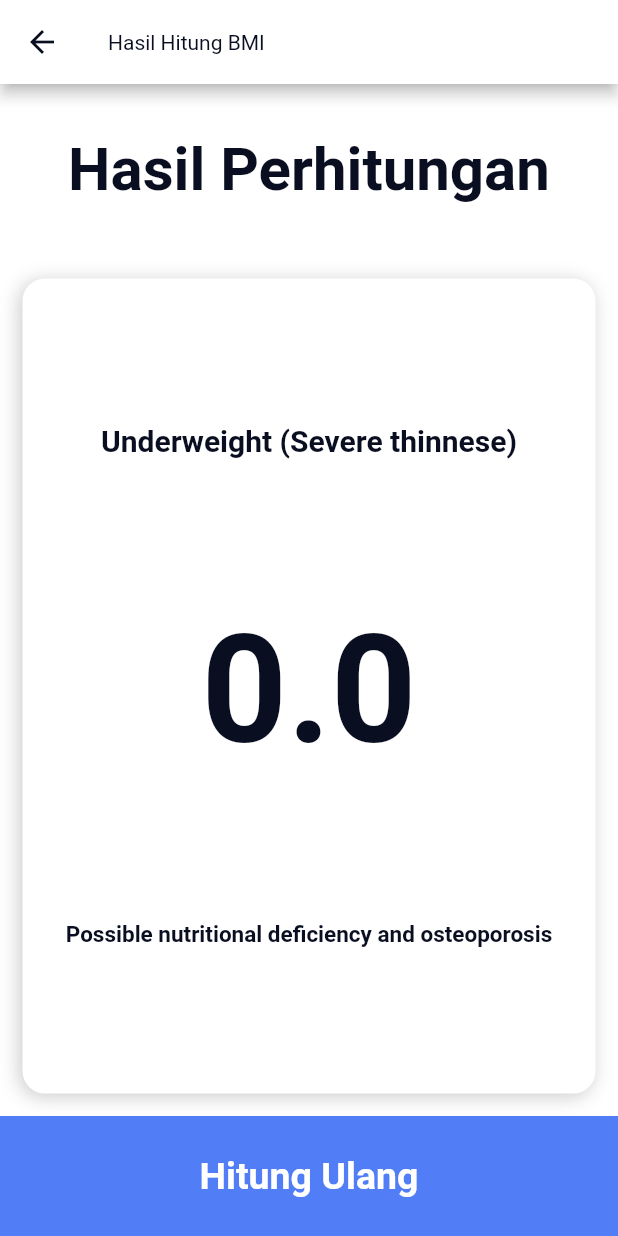
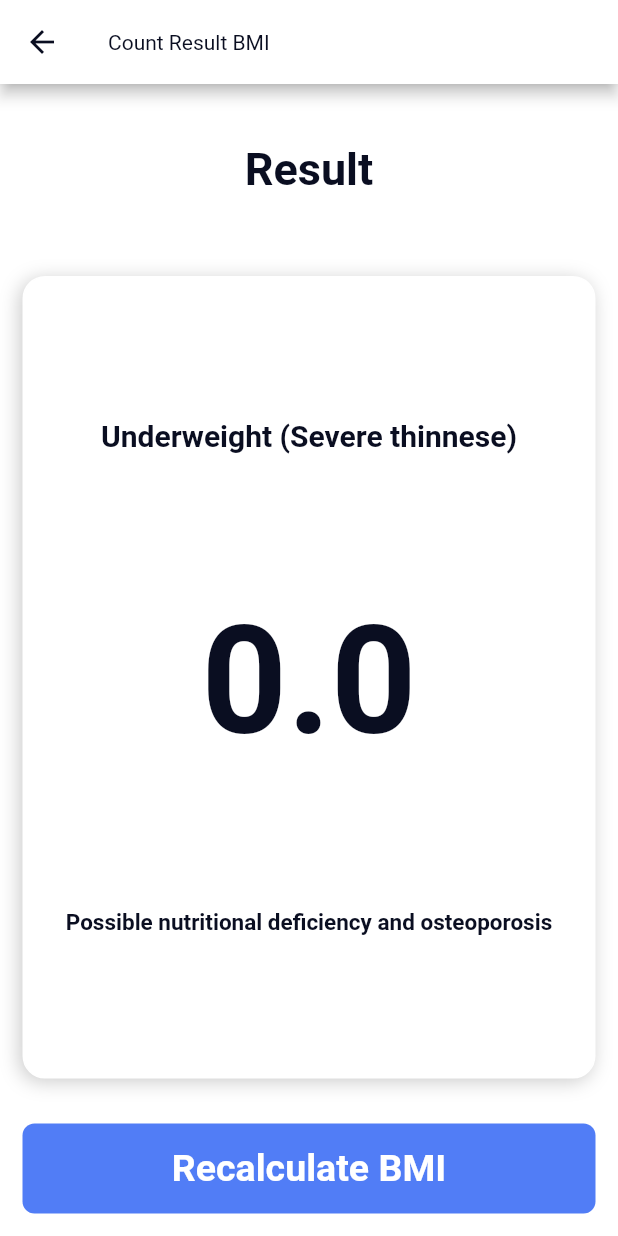
Before and after one commit to hadziqmtqn/bmi, a Flutter app: the BmiResultScreen screen opened directly with empty values, on a phone screen of 412 x 824 dp. Run offline on Flutter 3.47's test engine with Material 2 defaults, Android fonts, the phone set to English and light mode, and no system bars.

Commit message:
change title text

```diff
--- a/lib/views/bmi_data_screen.dart
+++ b/lib/views/bmi_data_screen.dart
@@ -1,3 +1,5 @@
+import 'dart:ui';
+
 import 'package:bmi/constants/constant.dart';
 import 'package:bmi/helpers/bmi_calculator.dart';
 import 'package:bmi/views/bmi_result_screen.dart';
@@ -64,14 +66,14 @@ class _BmiDataScreenState extends State<BmiDataScreen> {
         },
         child: Container(
           height: 60,
-          margin: EdgeInsets.all(15),
+          margin: const EdgeInsets.all(15),
           decoration: BoxDecoration(
             borderRadius: BorderRadius.circular(8),
             color: const Color(0xff517DF6), // warna button footer
           ),
           child: const Center(
               child: Text(
-            "Hitung BMI",
+            "Calculate",
             style: TextStyle(
                 fontSize: 18, fontWeight: FontWeight.bold, color: Colors.white),
           )),
--- a/lib/views/bmi_result_screen.dart
+++ b/lib/views/bmi_result_screen.dart
@@ -70,16 +70,16 @@ class BmiResultScreen extends StatelessWidget {
     return Scaffold(
       // backgroundColor: Color.fromARGB(255, 255, 255, 255),
       appBar: AppBar(
-        title: const Text("Hasil Hitung BMI"),
+        title: const Text("Count Result BMI"),
       ),
       body: Column(children: [
         Expanded(
           child: Container(
             child: const Center(
               child: Text(
-                "Hasil Perhitungan",
+                "Result",
                 style: TextStyle(
-                    fontSize: 40,
+                    fontSize: 30,
                     fontWeight: FontWeight.bold,
                     color: primaryColor),
               ),
@@ -127,11 +127,15 @@ class BmiResultScreen extends StatelessWidget {
             Navigator.pop(context);
           },
           child: Container(
-            height: 80,
-            color: const Color(0xff517DF6),
+            height: 60,
+            margin: const EdgeInsets.all(15),
+            decoration: BoxDecoration(
+              borderRadius: BorderRadius.circular(8),
+              color: const Color(0xff517DF6), // warna button footer
+            ),
             child: const Center(
                 child: Text(
-              "Hitung Ulang",
+              "Recalculate BMI",
               style: TextStyle(
                   fontSize: 25,
                   fontWeight: FontWeight.bold,
```
